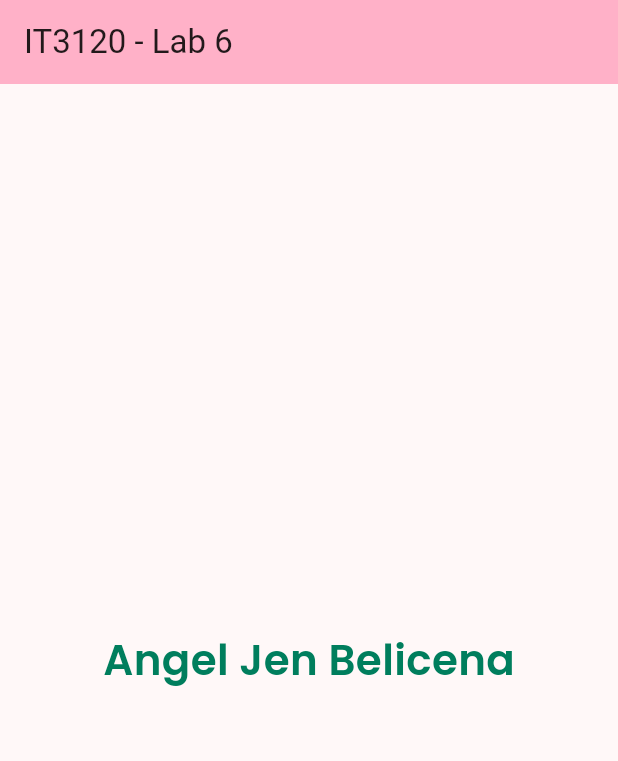
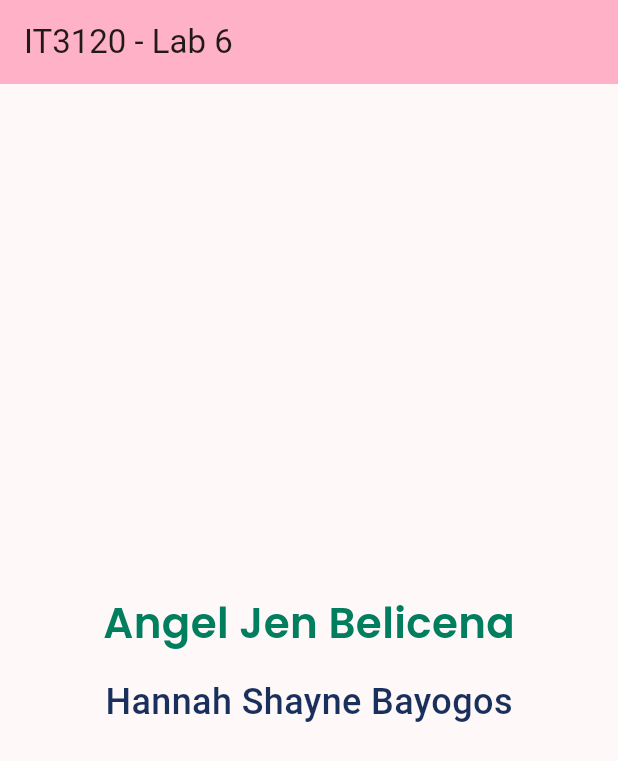
Before and after one commit to ajbelicena01/it3120-lab6, a Flutter app: the screen it shows after launch, on a phone screen of 412 x 824 dp. Shown: the top 761 px of the screen. Run offline on Flutter 3.47's test engine with Material 3 defaults, Android fonts, the phone set to English and light mode, and no system bars; Roboto replaces fonts that are missing (bebas).

Commit message:
Fixed to add multiple names. Added name, added font, changed font family and font color.

```diff
--- a/lib/main.dart
+++ b/lib/main.dart
@@ -38,14 +38,29 @@
         title: Text(widget.title),
       ),
         body: const Center(
-        child: Text(
+          child: Column(
+            mainAxisAlignment: MainAxisAlignment.center, // centers vertically
+            children: [
+              Text(
                 'Angel Jen Belicena',
                 style: TextStyle(
                   color: Color(0xFF007e5d),
-            fontFamily: 'Poppins',
+                  fontFamily: 'poppins',
                   fontSize: 28,
                   fontWeight: FontWeight.w600,
                 ),
+              ),
+              SizedBox(height: 16),
+              Text(
+                'Hannah Shayne Bayogos',
+                style: TextStyle(
+                  color: Color(0xFF19305C),
+                  fontFamily: 'bebas',
+                  fontSize: 24,
+                  fontWeight: FontWeight.w500,
+                ),
+              ),
+            ],
           ),
         ),
     );
--- a/pubspec.yaml
+++ b/pubspec.yaml
@@ -60,6 +60,7 @@ flutter:
     - family: Poppins
       fonts:
         - asset: windows/assets/fonts/poppins.ttf
+        - asset: windows/assets/fonts/bebas.ttf
   # To add assets to your application, add an assets section, like this:
   # assets:
   #   - images/a_dot_burr.jpeg
```
Also changed, not shown: 1 other file. Lines whose indentation alone changed are shown as unchanged.
